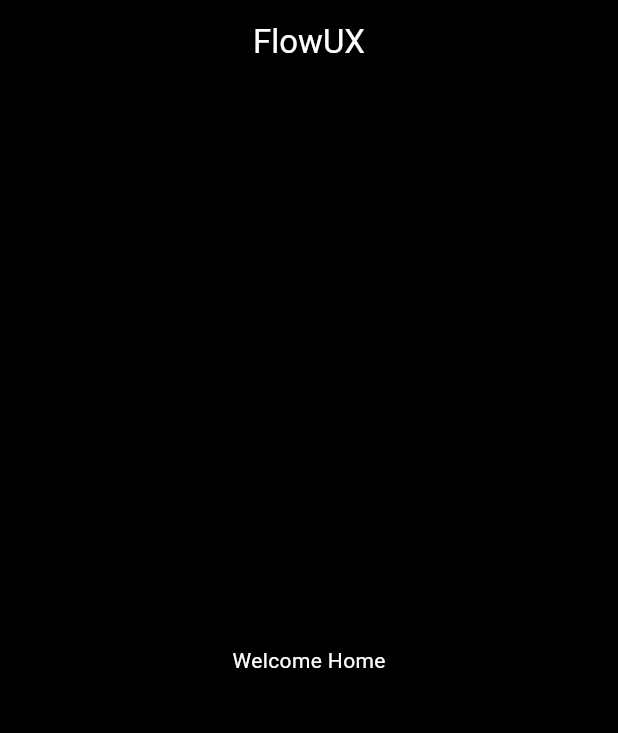
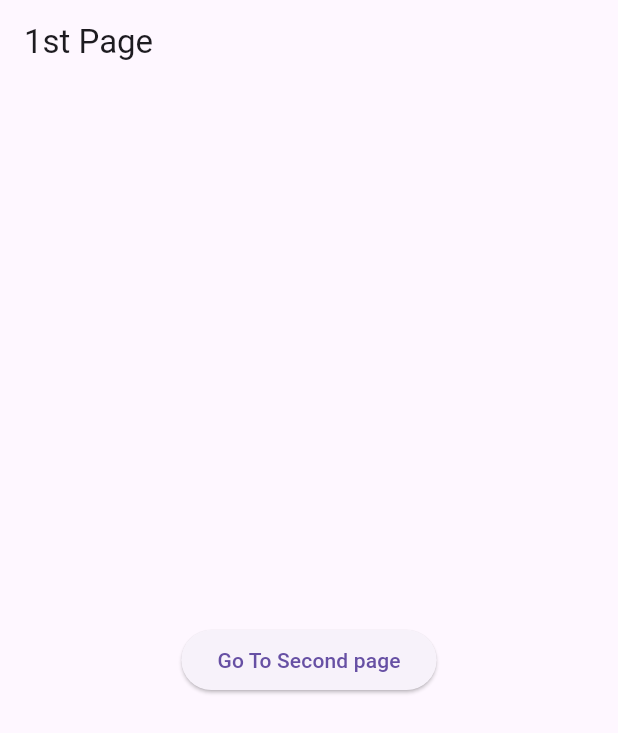
Before and after one commit to Eustachekamala/Flutter-Course, a Flutter app: the screen it shows after launch, on a phone screen of 412 x 824 dp. Shown: the top 733 px of the screen. Run offline on Flutter 3.47's test engine with Material 3 defaults, Android fonts, the phone set to English and light mode, and no system bars.

```diff
--- a/first_app/lib/main.dart
+++ b/first_app/lib/main.dart
@@ -1,29 +1,22 @@
+import 'package:first_app/pages/First_page.dart';
+import 'package:first_app/pages/SecondPage.dart';
 import 'package:flutter/material.dart';
 
 void main(){
-  runApp(MaterialApp(
-    debugShowCheckedModeBanner: false,
-    home: Scaffold(
-      appBar: AppBar(
-        title: Center(
-          child: Text(
-              'FlowUX',
-            style: TextStyle(
-              color: Colors.white
-            ),
-          ),
-        ),
-        backgroundColor: Colors.black,
-      ),
-      body: Center(
-        child: Text(
-          'Welcome Home',
-          style: TextStyle(
-            color: Colors.white
-          ),
-        ),
-      ),
-      backgroundColor: Colors.black,
-    ),
-  ));
+  runApp(MyApp());
 }
+
+class MyApp extends StatelessWidget{
+  MyApp({super.key});
+
+  @override
+  Widget build(BuildContext context) {
+    return MaterialApp(
+      debugShowCheckedModeBanner: false,
+      home: FirstPage(),
+      routes: {
+        '/secondpage': (context) => SecondPage(),
+      },
+    );
+  }
+}
--- /dev/null
+++ b/first_app/lib/pages/First_page.dart
@@ -0,0 +1,24 @@
+import 'package:flutter/material.dart';
+import 'SecondPage.dart';
+
+class FirstPage extends StatelessWidget{
+  const FirstPage({super.key});
+
+  @override
+  Widget build(BuildContext context) {
+    return Scaffold(
+      appBar: AppBar(
+        title: Text('1st Page'),
+      ),
+      body: Center(
+        child: ElevatedButton(
+          onPressed: () {
+            // Navigate to second page
+            Navigator.pushNamed(context, '/secondpage');
+          },
+          child: Text("Go To Second page"),
+        ),
+      ),
+    );
+  }
+}
```
Also changed, not shown: first_app/lib/pages/SecondPage.dart (added, +16 -0 lines).
